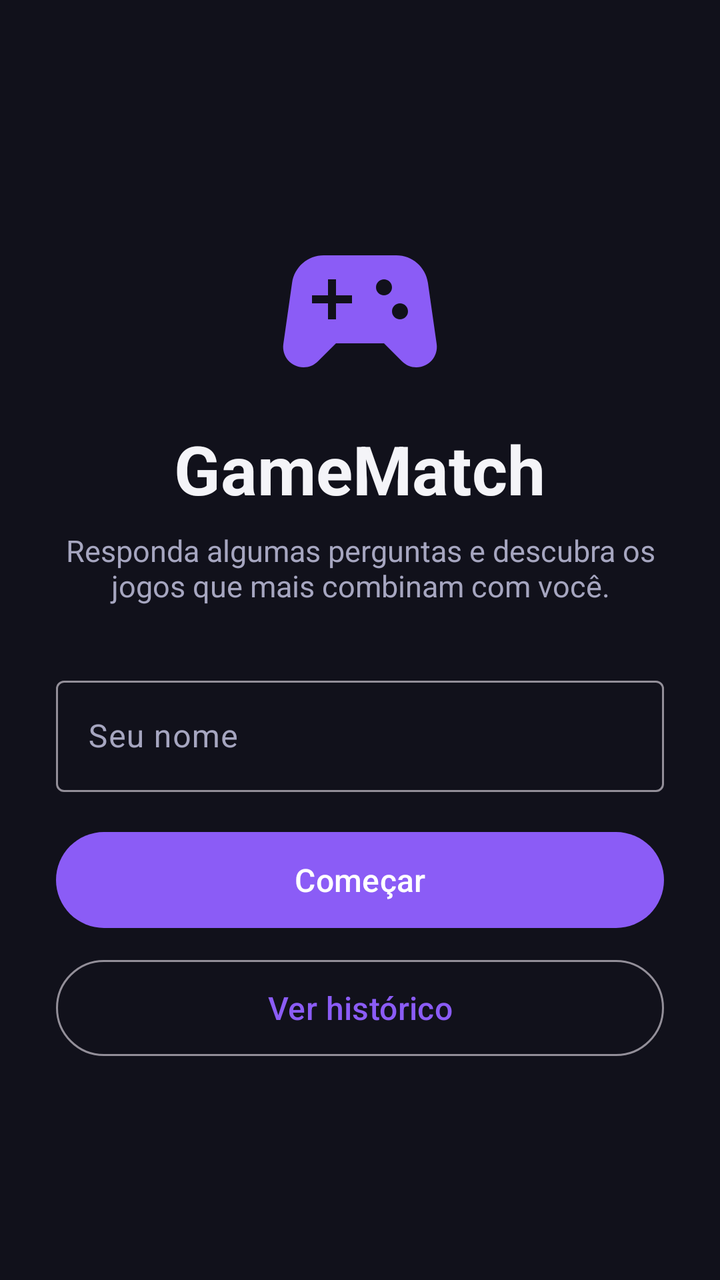
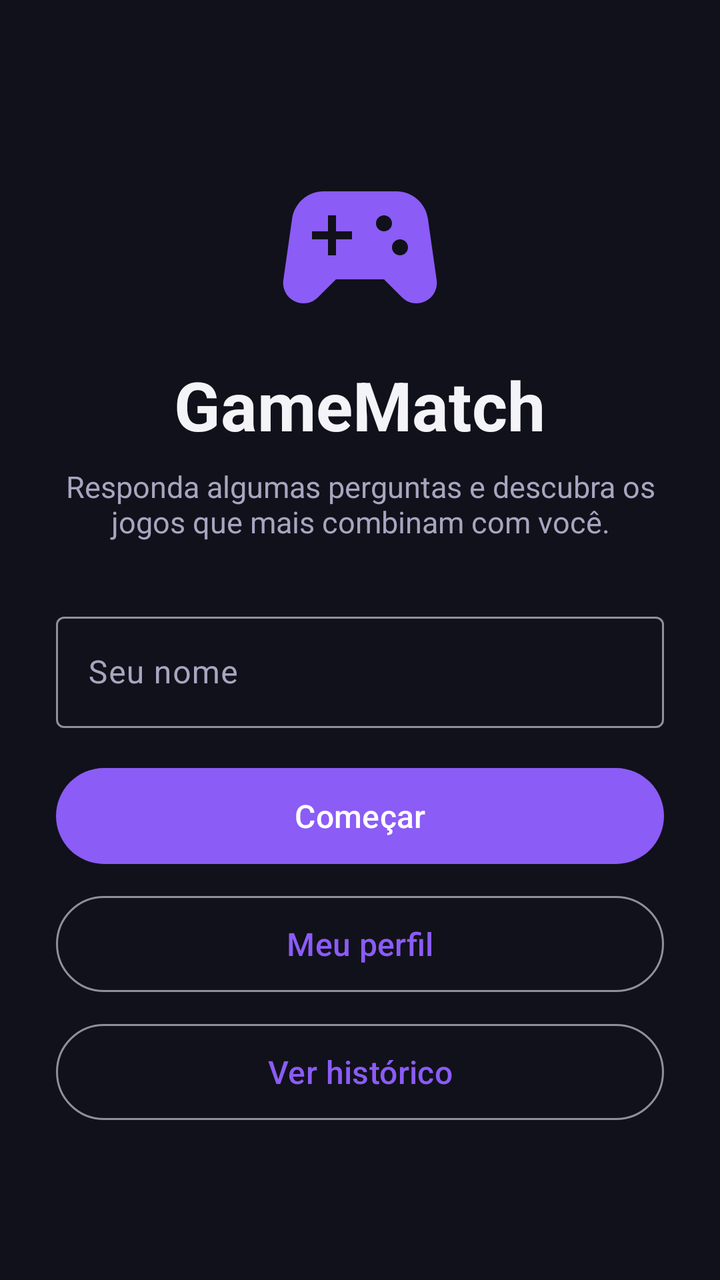

Two renders of the same Android screen: before a commit and after it. Below are the layout's source before the change and the commit's diff.
<!-- AndroidManifest.xml: activity theme Theme.GameMatch.NoActionBar -->
<!-- res/layout/activity_welcome.xml -->
<?xml version="1.0" encoding="utf-8"?>
<ScrollView xmlns:android="http://schemas.android.com/apk/res/android"
    xmlns:app="http://schemas.android.com/apk/res-auto"
    android:layout_width="match_parent"
    android:layout_height="match_parent"
    android:fillViewport="true">

    <LinearLayout
        style="@style/Screen"
        android:gravity="center"
        android:padding="28dp">

        <ImageView
            android:layout_width="96dp"
            android:layout_height="96dp"
            android:importantForAccessibility="no"
            android:src="@drawable/ic_gamepad"
            app:tint="@color/primary" />

        <TextView
            style="@style/Text.Title"
            android:layout_marginTop="8dp"
            android:text="@string/app_name"
            android:textSize="34sp" />

        <TextView
            style="@style/Text.Secondary"
            android:layout_marginTop="8dp"
            android:layout_marginBottom="32dp"
            android:gravity="center"
            android:text="@string/welcome_subtitle"
            android:textSize="15sp" />

        <com.google.android.material.textfield.TextInputLayout
            android:id="@+id/tilName"
            style="@style/Widget.Material3.TextInputLayout.OutlinedBox"
            android:layout_width="match_parent"
            android:layout_height="wrap_content"
            android:hint="@string/hint_name">

            <com.google.android.material.textfield.TextInputEditText
                android:id="@+id/etName"
                android:layout_width="match_parent"
                android:layout_height="wrap_content"
                android:imeOptions="actionDone"
                android:inputType="textPersonName|textCapWords"
                android:maxLength="30" />
        </com.google.android.material.textfield.TextInputLayout>

        <Button
            android:id="@+id/btnStart"
            style="@style/Button.Primary"
            android:layout_marginTop="16dp"
            android:text="@string/action_start" />

        <Button
            android:id="@+id/btnHistory"
            style="@style/Button.Secondary"
            android:layout_marginTop="8dp"
            android:text="@string/action_history" />

    </LinearLayout>
</ScrollView>
<!-- resources referenced by this layout -->
<resources>
  <color name="primary">#8B5CF6</color>
  <!-- drawable ic_gamepad (drawable) -->
  <vector xmlns:android="http://schemas.android.com/apk/res/android"
      android:width="24dp"
      android:height="24dp"
      android:viewportWidth="24"
      android:viewportHeight="24">
      <path
          android:fillColor="#FFFFFFFF"
          android:pathData="M21.58,16.09l-1.09,-7.66C20.21,6.46 18.52,5 16.53,5H7.47C5.48,5 3.79,6.46 3.51,8.43l-1.09,7.66C2.2,17.63 3.39,19 4.94,19c0.68,0 1.32,-0.27 1.8,-0.75L9,16h6l2.25,2.25c0.48,0.48 1.13,0.75 1.8,0.75C20.61,19 21.8,17.63 21.58,16.09zM11,11H9v2H8v-2H6v-1h2V8h1v2h2V11zM15,10c-0.55,0 -1,-0.45 -1,-1c0,-0.55 0.45,-1 1,-1s1,0.45 1,1C16,9.55 15.55,10 15,10zM17,13c-0.55,0 -1,-0.45 -1,-1c0,-0.55 0.45,-1 1,-1s1,0.45 1,1C18,12.55 17.55,13 17,13z" />
  </vector>
  <string name="action_history">Ver histórico</string>
  <string name="action_start">Começar</string>
  <string name="app_name">GameMatch</string>
  <string name="hint_name">Seu nome</string>
  <string name="welcome_subtitle">Responda algumas perguntas e descubra os jogos que mais combinam com você.</string>
  <style name="Button.Primary" parent="Widget.Material3.Button">
          <item name="android:layout_width">match_parent</item>
          <item name="android:layout_height">56dp</item>
          <item name="android:textSize">16sp</item>
      </style>
  <style name="Button.Secondary" parent="Widget.Material3.Button.OutlinedButton">
          <item name="android:layout_width">match_parent</item>
          <item name="android:layout_height">56dp</item>
          <item name="android:textSize">16sp</item>
      </style>
  <style name="Screen">
          <item name="android:layout_width">match_parent</item>
          <item name="android:layout_height">wrap_content</item>
          <item name="android:orientation">vertical</item>
          <item name="android:padding">20dp</item>
      </style>
  <style name="Text.Secondary">
          <item name="android:textColor">@color/text_secondary</item>
          <item name="android:textSize">13sp</item>
      </style>
  <style name="Text.Title">
          <item name="android:textSize">26sp</item>
          <item name="android:textStyle">bold</item>
      </style>
  <style name="Theme.GameMatch.NoActionBar">
          <item name="windowActionBar">false</item>
          <item name="windowNoTitle">true</item>
          <item name="android:statusBarColor">@color/background</item>
      </style>
  <color name="text_secondary">#A6A6C0</color>
  <color name="background">#11111B</color>
</resources>

<!-- the commit's change to res/layout/activity_welcome.xml (unified diff, before → after) -->
@@ -54,6 +54,12 @@
             android:text="@string/action_start" />
 
         <Button
+            android:id="@+id/btnProfile"
+            style="@style/Button.Secondary"
+            android:layout_marginTop="8dp"
+            android:text="@string/action_profile" />
+
+        <Button
             android:id="@+id/btnHistory"
             style="@style/Button.Secondary"
             android:layout_marginTop="8dp"
<!-- resource entries referenced after the edit -->
@@ -12,6 +12,7 @@
           android:pathData="M21.58,16.09l-1.09,-7.66C20.21,6.46 18.52,5 16.53,5H7.47C5.48,5 3.79,6.46 3.51,8.43l-1.09,7.66C2.2,17.63 3.39,19 4.94,19c0.68,0 1.32,-0.27 1.8,-0.75L9,16h6l2.25,2.25c0.48,0.48 1.13,0.75 1.8,0.75C20.61,19 21.8,17.63 21.58,16.09zM11,11H9v2H8v-2H6v-1h2V8h1v2h2V11zM15,10c-0.55,0 -1,-0.45 -1,-1c0,-0.55 0.45,-1 1,-1s1,0.45 1,1C16,9.55 15.55,10 15,10zM17,13c-0.55,0 -1,-0.45 -1,-1c0,-0.55 0.45,-1 1,-1s1,0.45 1,1C18,12.55 17.55,13 17,13z" />
   </vector>
   <string name="action_history">Ver histórico</string>
+  <string name="action_profile">Meu perfil</string>
   <string name="action_start">Começar</string>
   <string name="app_name">GameMatch</string>
   <string name="hint_name">Seu nome</string>
